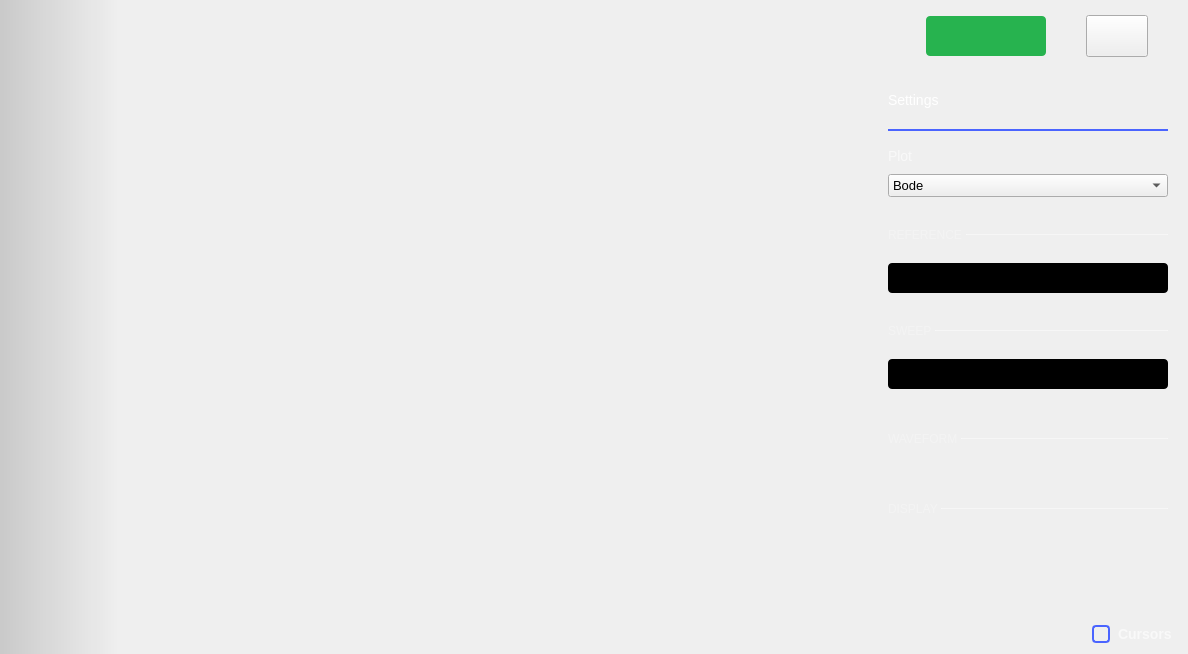
Before: the Qt Designer form ui/network_analyzer.ui in analogdevicesinc/scopy, drawn with Qt 5.
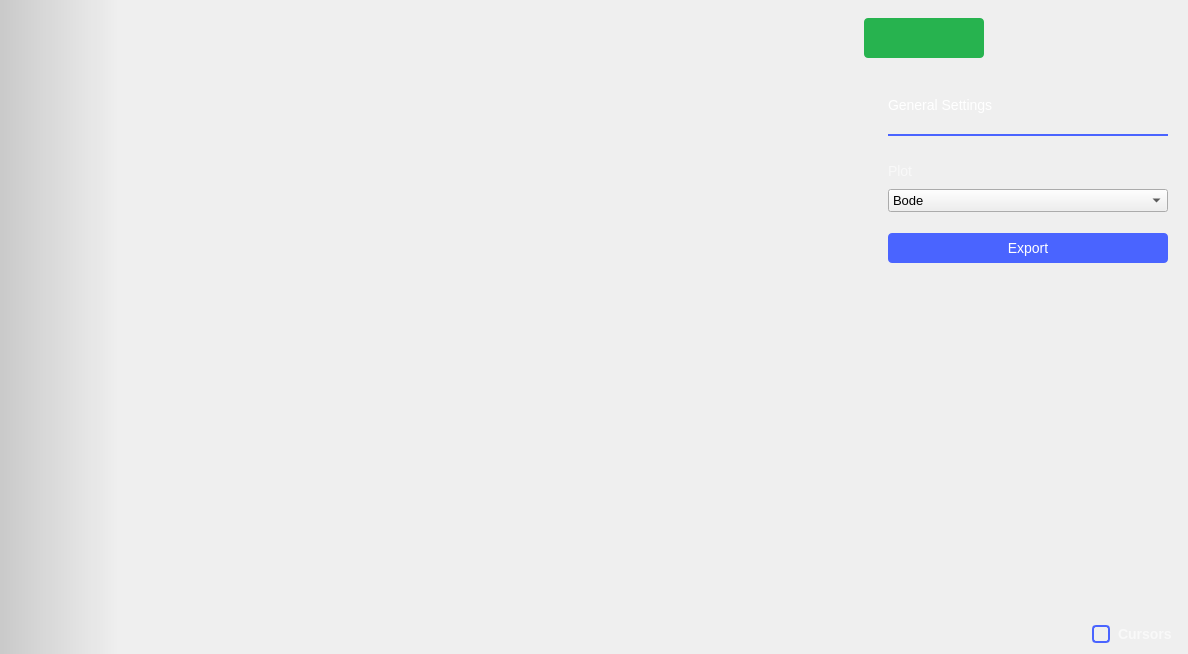
After: the same form once the commit is applied. Icons and pictures are not drawn. Custom widgets are drawn as their Qt base class.

Commit message: NetworkAnalyzer: add export functionality

What changed in the file:
```diff
--- a/ui/network_analyzer.ui
+++ b/ui/network_analyzer.ui
@@ -118,26 +118,138 @@
          </widget>
         </item>
         <item>
-         <widget class="QPushButton" name="btnSettings">
+         <widget class="QWidget" name="menuButtonsWidget" native="true">
+          <property name="minimumSize">
+           <size>
+            <width>20</width>
+            <height>0</height>
+           </size>
+          </property>
           <property name="styleSheet">
            <string notr="true">QPushButton {
   min-height: 40px;
   max-height: 40px;
   min-width: 60px;
   max-width: 60px;
+  padding-top:5px
 }
 
 QPushButton:checked {
-  border-image: url(:/icons/setup3_checked_hover.svg);
+  border-top: 1px solid rgba(255,255,255,150);
 }
 
 QPushButton:!checked {
-  border-image: url(:/icons/setup3_unchecked.svg);
+  border-top: 1px solid rgba(255,255,255,0);
+}
+
+QPushButton:!checked:hover {
+  border-top: 1px solid rgba(255,255,255,0);
+}
+
+QPushButton:checked:hover {
+  border-top: 1px solid rgba(255,255,255,200);
 }</string>
           </property>
+          <layout class="QHBoxLayout" name="horizontalLayout_5">
+           <property name="spacing">
+            <number>0</number>
+           </property>
+           <property name="leftMargin">
+            <number>0</number>
+           </property>
+           <property name="topMargin">
+            <number>0</number>
+           </property>
+           <property name="rightMargin">
+            <number>0</number>
+           </property>
+           <property name="bottomMargin">
+            <number>0</number>
+           </property>
+           <item>
+            <widget class="adiscope::CustomPushButton" name="btnGeneralSettings">
+             <property name="minimumSize">
+              <size>
+               <width>62</width>
+               <height>47</height>
+              </size>
+             </property>
+             <property name="maximumSize">
+              <size>
+               <width>62</width>
+               <height>47</height>
+              </size>
+             </property>
+             <property name="styleSheet">
+              <string notr="true">QPushButton:checked {
+  image: url(:/icons/gear_wheel_pressed.svg);
+}
+
+QPushButton:!checked {
+  image: url(:/icons/gear_wheel.svg);
+}
+
+
+QPushButton:!checked:hover {
+  image: url(:/icons/gear_wheel_hover.svg);
+}
+
+QPushButton:checked:hover {
+  image: url(:/icons/gear_wheel_pressed.svg);
+}</string>
+             </property>
+             <property name="text">
+              <string/>
+             </property>
           <property name="checkable">
            <bool>true</bool>
           </property>
+             <attribute name="buttonGroup">
+              <string notr="true">buttonGroup</string>
+             </attribute>
+            </widget>
+           </item>
+           <item>
+            <widget class="adiscope::CustomPushButton" name="btnSettings">
+             <property name="minimumSize">
+              <size>
+               <width>62</width>
+               <height>47</height>
+              </size>
+             </property>
+             <property name="maximumSize">
+              <size>
+               <width>62</width>
+               <height>47</height>
+              </size>
+             </property>
+             <property name="styleSheet">
+              <string notr="true">
+QPushButton:checked {
+  image: url(:/icons/setup3_checked_hover.svg);
+}
+
+QPushButton:!checked {
+  image: url(:/icons/setup3_unchecked.svg);
+}
+
+QPushButton:!checked:hover {
+  image: url(:/icons/setup3_unchecked_hover.svg);
+}
+
+QPushButton:checked:hover {
+  image: url(:/icons/setup3_checked_hover.svg);
+}</string>
+             </property>
+             <property name="checkable">
+              <bool>true</bool>
+             </property>
+             <attribute name="buttonGroup">
+              <string notr="true">buttonGroup</string>
+             </attribute>
+            </widget>
+           </item>
+          </layout>
          </widget>
         </item>
        </layout>
@@ -528,6 +640,34 @@
               <number>0</number>
              </property>
              <item>
+              <widget class="QStackedWidget" name="stackedWidget_2">
+               <property name="minimumSize">
+                <size>
+                 <width>60</width>
+                 <height>0</height>
+                </size>
+               </property>
+               <property name="currentIndex">
+                <number>1</number>
+               </property>
+               <widget class="QWidget" name="page_3">
+                <layout class="QVBoxLayout" name="verticalLayout_14">
+                 <property name="spacing">
+                  <number>0</number>
+                 </property>
+                 <property name="leftMargin">
+                  <number>0</number>
+                 </property>
+                 <property name="topMargin">
+                  <number>0</number>
+                 </property>
+                 <property name="rightMargin">
+                  <number>0</number>
+                 </property>
+                 <property name="bottomMargin">
+                  <number>0</number>
+                 </property>
+                 <item>
               <widget class="QScrollArea" name="scrollArea">
                <property name="minimumSize">
                 <size>
@@ -553,7 +693,7 @@
                   <x>0</x>
                   <y>0</y>
                   <width>322</width>
-                  <height>585</height>
+                      <height>514</height>
                  </rect>
                 </property>
                 <layout class="QVBoxLayout" name="verticalLayout_11">
@@ -613,49 +753,6 @@
                    </property>
                   </widget>
                  </item>
-                 <item>
-                  <layout class="QVBoxLayout" name="verticalLayout_12">
-                   <property name="spacing">
-                    <number>10</number>
-                   </property>
-                   <property name="topMargin">
-                    <number>10</number>
-                   </property>
-                   <item>
-                    <widget class="QLabel" name="label_6">
-                     <property name="styleSheet">
-                      <string notr="true">QLabel {
-  font-size: 14px;
-  
-  color: rgba(255, 255, 255, 153);
-}</string>
-                     </property>
-                     <property name="text">
-                      <string>Plot</string>
-                     </property>
-                    </widget>
-                   </item>
-                   <item>
-                    <widget class="QComboBox" name="cmb_graphs">
-                     <item>
-                      <property name="text">
-                       <string>Bode</string>
-                      </property>
-                     </item>
-                     <item>
-                      <property name="text">
-                       <string>Nyquist</string>
-                      </property>
-                     </item>
-                     <item>
-                      <property name="text">
-                       <string>Nichols</string>
-                      </property>
-                     </item>
-                    </widget>
-                   </item>
-                  </layout>
-                 </item>
                  <item>
                   <layout class="QHBoxLayout" name="horizontalLayout_6">
                    <property name="spacing">
@@ -1197,6 +1294,177 @@
              </item>
             </layout>
            </widget>
+               <widget class="QWidget" name="page_4">
+                <layout class="QVBoxLayout" name="verticalLayout_16">
+                 <property name="leftMargin">
+                  <number>20</number>
+                 </property>
+                 <property name="topMargin">
+                  <number>20</number>
+                 </property>
+                 <property name="rightMargin">
+                  <number>20</number>
+                 </property>
+                 <property name="bottomMargin">
+                  <number>20</number>
+                 </property>
+                 <item>
+                  <widget class="QLabel" name="label_7">
+                   <property name="styleSheet">
+                    <string notr="true">color: white;
+    font-size: 14px;
+    font-weight: normal;</string>
+                   </property>
+                   <property name="text">
+                    <string>General Settings</string>
+                   </property>
+                  </widget>
+                 </item>
+                 <item>
+                  <spacer name="verticalSpacer_7">
+                   <property name="orientation">
+                    <enum>Qt::Vertical</enum>
+                   </property>
+                   <property name="sizeType">
+                    <enum>QSizePolicy::Fixed</enum>
+                   </property>
+                   <property name="sizeHint" stdset="0">
+                    <size>
+                     <width>20</width>
+                     <height>15</height>
+                    </size>
+                   </property>
+                  </spacer>
+                 </item>
+                 <item>
+                  <widget class="Line" name="line_6">
+                   <property name="sizePolicy">
+                    <sizepolicy hsizetype="Minimum" vsizetype="Fixed">
+                     <horstretch>0</horstretch>
+                     <verstretch>0</verstretch>
+                    </sizepolicy>
+                   </property>
+                   <property name="styleSheet">
+                    <string notr="true">color: #4A64FF;</string>
+                   </property>
+                   <property name="frameShadow">
+                    <enum>QFrame::Plain</enum>
+                   </property>
+                   <property name="lineWidth">
+                    <number>2</number>
+                   </property>
+                   <property name="orientation">
+                    <enum>Qt::Horizontal</enum>
+                   </property>
+                  </widget>
+                 </item>
+                 <item>
+                  <layout class="QVBoxLayout" name="verticalLayout_15">
+                   <property name="spacing">
+                    <number>10</number>
+                   </property>
+                   <property name="topMargin">
+                    <number>20</number>
+                   </property>
+                   <item>
+                    <widget class="QLabel" name="label_6">
+                     <property name="styleSheet">
+                      <string notr="true">QLabel {
+  font-size: 14px;
+  font-family: &quot;monospace&quot;;
+  color: rgba(255, 255, 255, 153);
+}</string>
+                     </property>
+                     <property name="text">
+                      <string>Plot</string>
+                     </property>
+                    </widget>
+                   </item>
+                   <item>
+                    <widget class="QComboBox" name="cmb_graphs">
+                     <item>
+                      <property name="text">
+                       <string>Bode</string>
+                      </property>
+                     </item>
+                     <item>
+                      <property name="text">
+                       <string>Nyquist</string>
+                      </property>
+                     </item>
+                     <item>
+                      <property name="text">
+                       <string>Nichols</string>
+                      </property>
+                     </item>
+                    </widget>
+                   </item>
+                  </layout>
+                 </item>
+                 <item>
+                  <spacer name="verticalSpacer_6">
+                   <property name="orientation">
+                    <enum>Qt::Vertical</enum>
+                   </property>
+                   <property name="sizeType">
+                    <enum>QSizePolicy::Fixed</enum>
+                   </property>
+                   <property name="sizeHint" stdset="0">
+                    <size>
+                     <width>20</width>
+                     <height>15</height>
+                    </size>
+                   </property>
+                  </spacer>
+                 </item>
+                 <item>
+                  <widget class="QPushButton" name="btnExport">
+                   <property name="styleSheet">
+                    <string notr="true">QPushButton {
+  min-height: 30px;
+  max-height: 30px;
+
+  border: 0px;
+  border-radius: 4px;
+
+  background-color: #4a64ff;
+  color: #ffffff;
+
+  font-size: 14px;
+}
+
+QPushButton:pressed {
+  background-color: #2a44df;
+}
+
+QPushButton:hover {
+	background-color: #4a34ff;
+}</string>
+                   </property>
+                   <property name="text">
+                    <string>Export</string>
+                   </property>
+                  </widget>
+                 </item>
+                 <item>
+                  <spacer name="verticalSpacer_4">
+                   <property name="orientation">
+                    <enum>Qt::Vertical</enum>
+                   </property>
+                   <property name="sizeHint" stdset="0">
+                    <size>
+                     <width>20</width>
+                     <height>40</height>
+                    </size>
+                   </property>
+                  </spacer>
+                 </item>
+                </layout>
+               </widget>
+              </widget>
+             </item>
+            </layout>
+           </widget>
           </item>
          </layout>
         </item>
@@ -1318,26 +1586,16 @@
    <header>nyquistGraph.hpp</header>
    <container>1</container>
   </customwidget>
-</customwidgets>
- <resources/>
- <connections>
-  <connection>
-   <sender>btnSettings</sender>
-   <signal>toggled(bool)</signal>
-   <receiver>rightMenu</receiver>
-   <slot>toggleMenu(bool)</slot>
-   <hints>
-    <hint type="sourcelabel">
-     <x>921</x>
-     <y>39</y>
-    </hint>
-    <hint type="destinationlabel">
-     <x>985</x>
-     <y>440</y>
-    </hint>
-   </hints>
-  </connection>
- </connections>
+  <customwidget>
+   <class>adiscope::CustomPushButton</class>
+   <extends>QPushButton</extends>
+   <header>customPushButton.hpp</header>
+  </customwidget>
+ </customwidgets>
+ <resources>
+  <include location="../resources/resources.qrc"/>
+ </resources>
+ <connections/>
  <buttongroups>
   <buttongroup name="buttonGroup_2"/>
   <buttongroup name="buttonGroup"/>
```
Left out of the diff: 15 changed lines with no effect on the pictures. Lines whose indentation alone changed are shown as unchanged. The commit also changes 2 other files.
